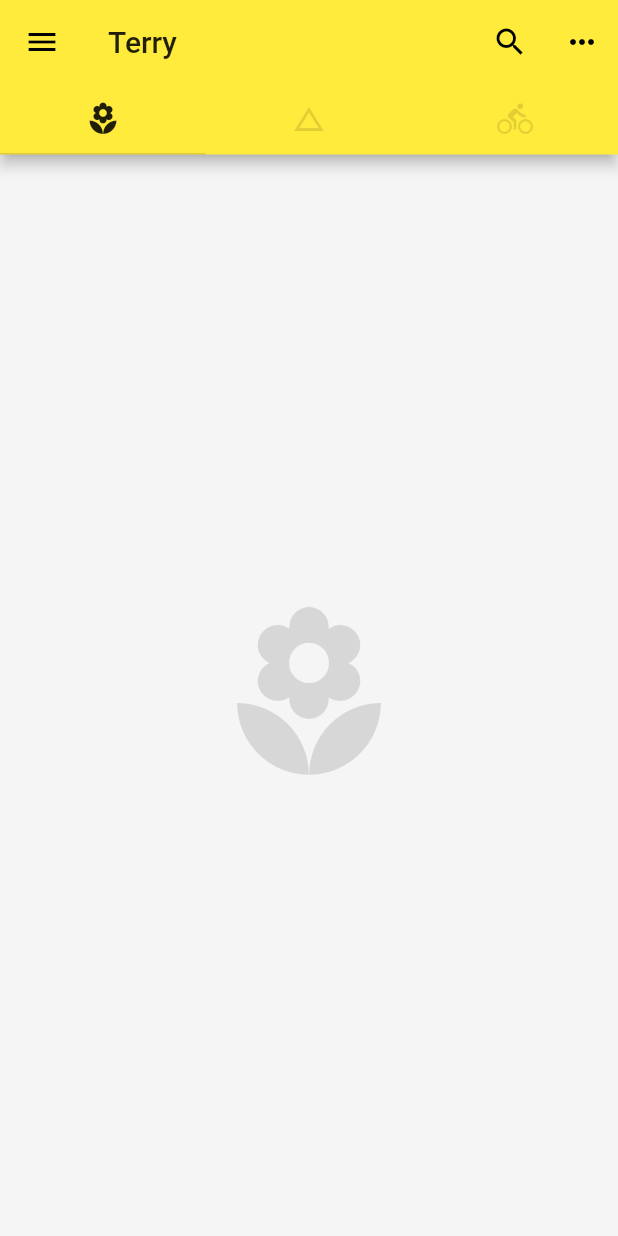
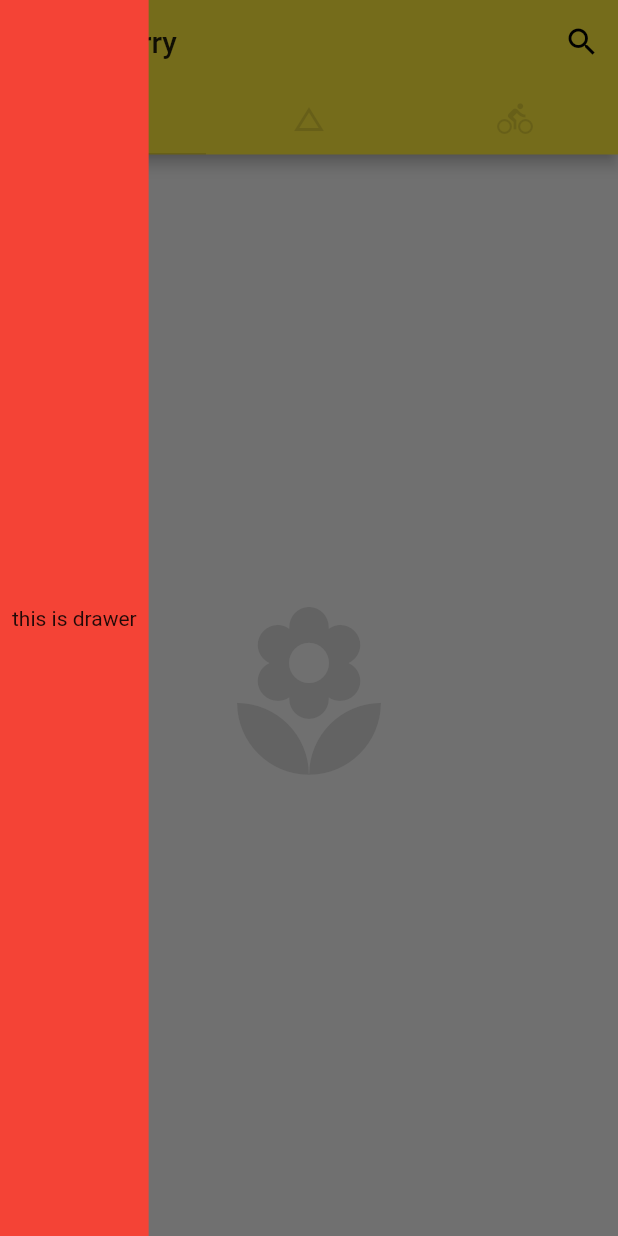
Before and after one commit to Victory886/flutter_test01, a Flutter app: the screen it shows after launch, with the side drawer open (before the commit the screen has no drawer), on a phone screen of 412 x 824 dp. Run offline on Flutter 3.47's test engine with Material 2 defaults, Android fonts, the phone set to English and light mode, and no system bars.

Commit message:
做了一个抽屉的效果。

```diff
--- a/lib/main.dart
+++ b/lib/main.dart
@@ -10,6 +10,8 @@ class MyApp extends StatelessWidget {
   Widget build(BuildContext context) {
     return MaterialApp(
       debugShowCheckedModeBanner: false,
+
+      /// 隐藏debug
       home: Home(),
       theme: ThemeData(
         primarySwatch: Colors.yellow,
@@ -35,11 +37,11 @@ class Home extends StatelessWidget {
               tooltip: 'Navigration',
               onPressed: () => debugPrint('search button is pressed.'),
             ),
-          IconButton(
-            icon: Icon(Icons.more_horiz),
-            tooltip: 'Navigration',
-            onPressed: () => debugPrint('Navigration button is pressed.'),
-          ),
+            // IconButton(
+            //   icon: Icon(Icons.more_horiz),
+            //   tooltip: 'Navigration',
+            //   onPressed: () => debugPrint('Navigration button is pressed.'),
+            // ),
           ],
           leading: IconButton(
             icon: Icon(Icons.menu),
@@ -58,15 +60,22 @@ class Home extends StatelessWidget {
           ),
         ),
 
-      // body: ListViewDemo(),
-      // bottomNavigationBar: BottomNavigationBarDemo(),
-      // body: ListViewDemo(),
         body: TabBarView(
           children: <Widget>[
-          Icon(Icons.local_florist,size: 128.0,color: Colors.black12),
-          Icon(Icons.change_history,size: 128.0,color: Colors.black12),
-          Icon(Icons.directions_bike,size: 128.0,color: Colors.black12),
+            Icon(Icons.local_florist, size: 128.0, color: Colors.black12),
+            Icon(Icons.change_history, size: 128.0, color: Colors.black12),
+            Icon(Icons.directions_bike, size: 128.0, color: Colors.black12),
           ],
+        ),
+        drawer: Container(
+          color: Colors.red,
+          padding: EdgeInsets.all(8.0),
+          child: Column(
+            mainAxisAlignment: MainAxisAlignment.center,
+            children: <Widget>[
+              Text('this is drawer')
+            ],
+          ),
         ),
       ),
     );
```
Also changed, not shown: 1 other file. Lines whose indentation alone changed are shown as unchanged.
